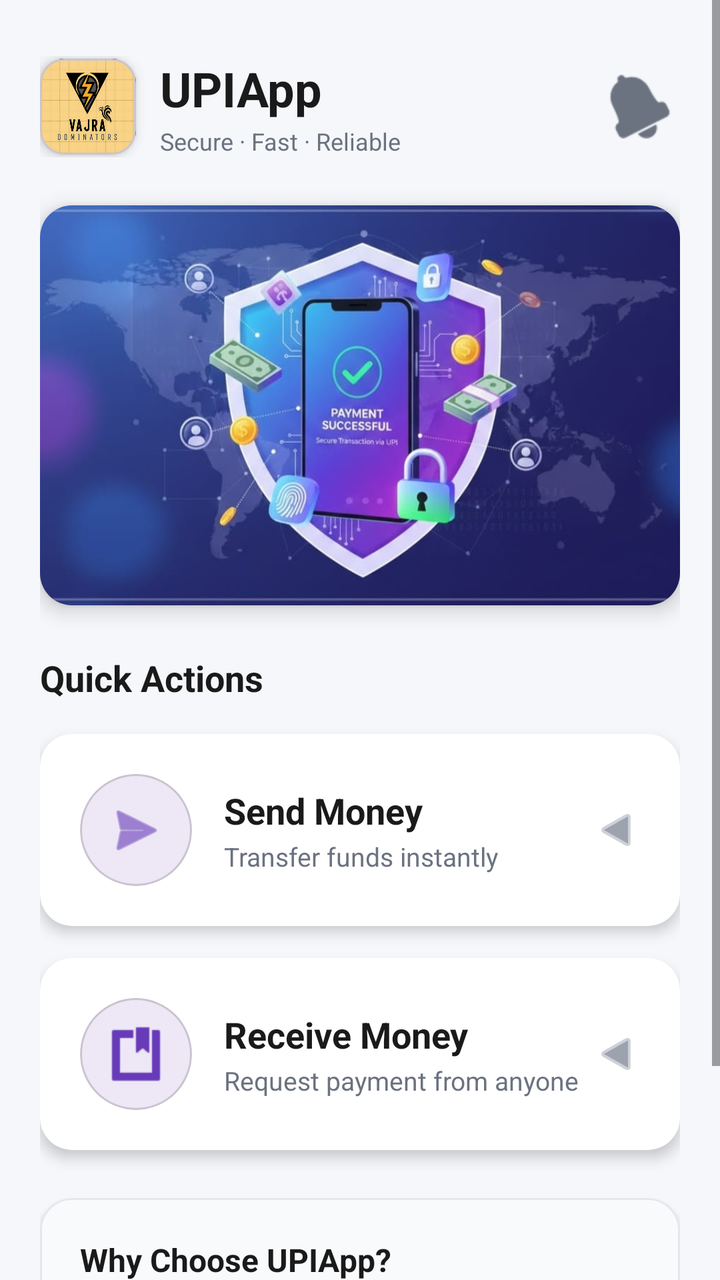
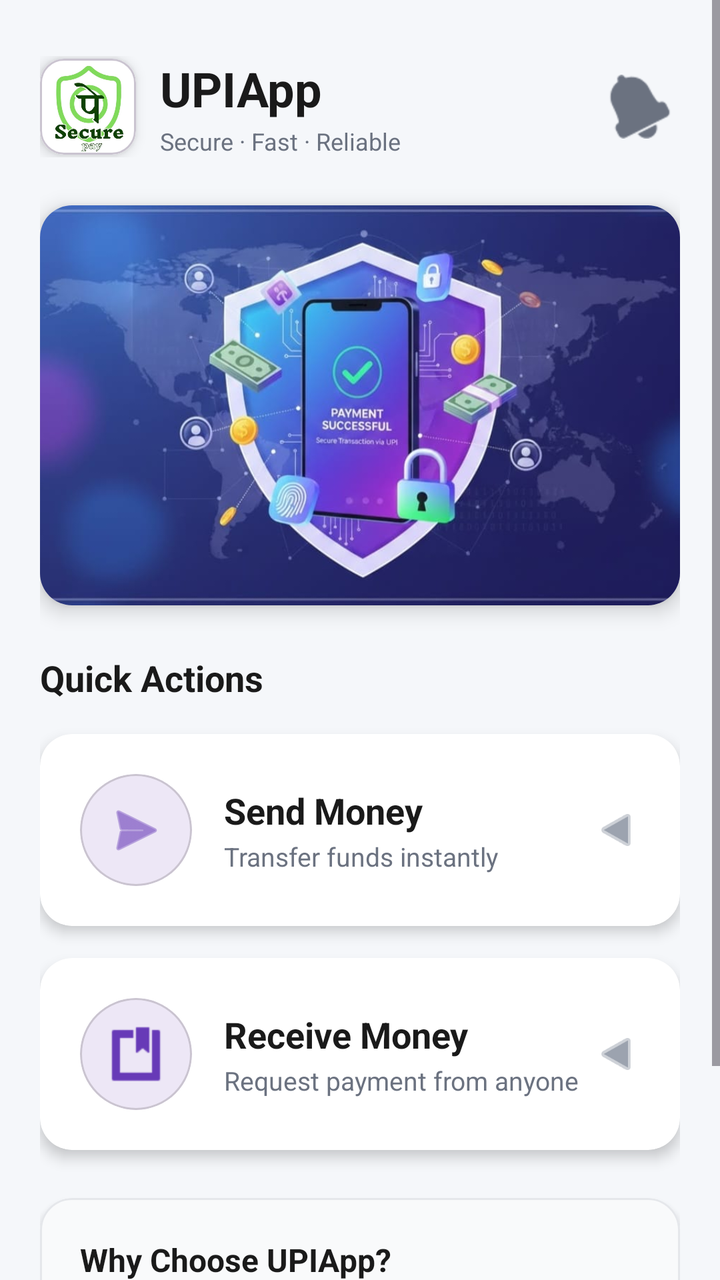

An Android layout rendered at two revisions. The XML below is the earlier revision; the diff shows what the commit changed to produce the second picture.
<!-- AndroidManifest.xml: application theme Theme.UPIApp -->
<!-- res/layout/fragment_home.xml -->
<?xml version="1.0" encoding="utf-8"?>
<ScrollView xmlns:android="http://schemas.android.com/apk/res/android"
    xmlns:app="http://schemas.android.com/apk/res-auto"
    android:layout_width="match_parent"
    android:layout_height="match_parent"
    android:fillViewport="true"
    android:background="#F5F7FA">

    <LinearLayout
        android:layout_width="match_parent"
        android:layout_height="wrap_content"
        android:orientation="vertical"
        android:padding="20dp">

        
        <LinearLayout
            android:layout_width="match_parent"
            android:layout_height="wrap_content"
            android:orientation="horizontal"
            android:gravity="center_vertical"
            android:layout_marginBottom="24dp"
            android:layout_marginTop="8dp">

            
            <com.google.android.material.card.MaterialCardView
                android:layout_width="48dp"
                android:layout_height="48dp"
                app:cardCornerRadius="12dp"
                app:cardElevation="4dp">

                <ImageView
                    android:layout_width="match_parent"
                    android:layout_height="match_parent"
                    android:contentDescription="UPI Logo"
                    android:src="@drawable/logos" />
            </com.google.android.material.card.MaterialCardView>

            
            <LinearLayout
                android:layout_width="0dp"
                android:layout_height="wrap_content"
                android:layout_weight="1"
                android:orientation="vertical"
                android:layout_marginStart="12dp">

                <TextView
                    android:layout_width="wrap_content"
                    android:layout_height="wrap_content"
                    android:text="UPIApp"
                    android:textSize="24sp"
                    android:textStyle="bold"
                    android:textColor="#1A1A1A" />

                <TextView
                    android:layout_width="wrap_content"
                    android:layout_height="wrap_content"
                    android:text="Secure · Fast · Reliable"
                    android:textSize="12sp"
                    android:textColor="#6B7280"
                    android:layout_marginTop="2dp" />
            </LinearLayout>

            
            <ImageButton
                android:id="@+id/btn_notifications"
                android:layout_width="40dp"
                android:layout_height="40dp"
                android:src="@android:drawable/ic_popup_reminder"
                android:background="?attr/selectableItemBackgroundBorderless"
                android:contentDescription="Notifications"
                app:tint="#6B7280" />
        </LinearLayout>

        
        <com.google.android.material.card.MaterialCardView
            android:layout_width="match_parent"
            android:layout_height="wrap_content"
            android:layout_marginBottom="24dp"
            app:cardCornerRadius="16dp"
            app:cardElevation="6dp"
            app:strokeWidth="0dp">

            <ImageView
                android:id="@+id/image_secure_payment"
                android:layout_width="match_parent"
                android:layout_height="200dp"
                android:scaleType="centerCrop"
                android:adjustViewBounds="true"
                android:src="@drawable/secure_upi_payment"
                android:contentDescription="Secure UPI Payments" />
        </com.google.android.material.card.MaterialCardView>

        
        <TextView
            android:layout_width="wrap_content"
            android:layout_height="wrap_content"
            android:text="Quick Actions"
            android:textSize="18sp"
            android:textStyle="bold"
            android:textColor="#1A1A1A"
            android:layout_marginBottom="16dp" />

        
        <com.google.android.material.card.MaterialCardView
            android:id="@+id/card_send_money"
            android:layout_width="match_parent"
            android:layout_height="wrap_content"
            android:layout_marginBottom="16dp"
            app:cardCornerRadius="16dp"
            app:cardElevation="4dp"
            app:strokeWidth="0dp"
            app:cardBackgroundColor="@android:color/white">

            <LinearLayout
                android:layout_width="match_parent"
                android:layout_height="wrap_content"
                android:orientation="horizontal"
                android:padding="20dp"
                android:gravity="center_vertical"
                android:background="?attr/selectableItemBackground">

                
                <com.google.android.material.card.MaterialCardView
                    android:layout_width="56dp"
                    android:layout_height="56dp"
                    app:cardCornerRadius="28dp"
                    app:cardElevation="0dp"
                    app:cardBackgroundColor="#EDE7F6">

                    <ImageView
                        android:layout_width="32dp"
                        android:layout_height="32dp"
                        android:layout_gravity="center"
                        android:src="@android:drawable/ic_menu_send"
                        android:tint="#673AB7"
                        android:contentDescription="Send Money Icon" />
                </com.google.android.material.card.MaterialCardView>

                
                <LinearLayout
                    android:layout_width="0dp"
                    android:layout_height="wrap_content"
                    android:layout_weight="1"
                    android:orientation="vertical"
                    android:layout_marginStart="16dp">

                    <TextView
                        android:layout_width="wrap_content"
                        android:layout_height="wrap_content"
                        android:text="Send Money"
                        android:textSize="18sp"
                        android:textStyle="bold"
                        android:textColor="#1A1A1A" />

                    <TextView
                        android:layout_width="wrap_content"
                        android:layout_height="wrap_content"
                        android:text="Transfer funds instantly"
                        android:textSize="13sp"
                        android:textColor="#6B7280"
                        android:layout_marginTop="2dp" />
                </LinearLayout>

                
                <ImageView
                    android:layout_width="24dp"
                    android:layout_height="24dp"
                    android:src="@android:drawable/ic_media_play"
                    android:rotation="180"
                    android:tint="#9CA3AF"
                    android:contentDescription="Navigate" />
            </LinearLayout>
        </com.google.android.material.card.MaterialCardView>

        
        <com.google.android.material.card.MaterialCardView
            android:id="@+id/card_receive_money"
            android:layout_width="match_parent"
            android:layout_height="wrap_content"
            android:layout_marginBottom="16dp"
            app:cardCornerRadius="16dp"
            app:cardElevation="4dp"
            app:strokeWidth="0dp"
            app:cardBackgroundColor="@android:color/white">

            <LinearLayout
                android:layout_width="match_parent"
                android:layout_height="wrap_content"
                android:orientation="horizontal"
                android:padding="20dp"
                android:gravity="center_vertical"
                android:background="?attr/selectableItemBackground">

                
                <com.google.android.material.card.MaterialCardView
                    android:layout_width="56dp"
                    android:layout_height="56dp"
                    app:cardCornerRadius="28dp"
                    app:cardElevation="0dp"
                    app:cardBackgroundColor="#EDE7F6">

                    <ImageView
                        android:layout_width="32dp"
                        android:layout_height="32dp"
                        android:layout_gravity="center"
                        android:src="@android:drawable/ic_input_get"
                        android:tint="#673AB7"
                        android:contentDescription="Receive Money Icon" />
                </com.google.android.material.card.MaterialCardView>

                
                <LinearLayout
                    android:layout_width="0dp"
                    android:layout_height="wrap_content"
                    android:layout_weight="1"
                    android:orientation="vertical"
                    android:layout_marginStart="16dp">

                    <TextView
                        android:layout_width="wrap_content"
                        android:layout_height="wrap_content"
                        android:text="Receive Money"
                        android:textSize="18sp"
                        android:textStyle="bold"
                        android:textColor="#1A1A1A" />

                    <TextView
                        android:layout_width="wrap_content"
                        android:layout_height="wrap_content"
                        android:text="Request payment from anyone"
                        android:textSize="13sp"
                        android:textColor="#6B7280"
                        android:layout_marginTop="2dp" />
                </LinearLayout>

                
                <ImageView
                    android:layout_width="24dp"
                    android:layout_height="24dp"
                    android:src="@android:drawable/ic_media_play"
                    android:rotation="180"
                    android:tint="#9CA3AF"
                    android:contentDescription="Navigate" />
            </LinearLayout>
        </com.google.android.material.card.MaterialCardView>

        
        <Button
            android:id="@+id/btn_send_money"
            android:layout_width="0dp"
            android:layout_height="0dp"
            android:visibility="gone" />

        <Button
            android:id="@+id/btn_receive_money"
            android:layout_width="0dp"
            android:layout_height="0dp"
            android:visibility="gone" />

        
        <com.google.android.material.card.MaterialCardView
            android:layout_width="match_parent"
            android:layout_height="wrap_content"
            android:layout_marginTop="8dp"
            app:cardCornerRadius="16dp"
            app:cardElevation="2dp"
            app:strokeWidth="1dp"
            app:strokeColor="#E5E7EB"
            app:cardBackgroundColor="#F9FAFB">

            <LinearLayout
                android:layout_width="match_parent"
                android:layout_height="wrap_content"
                android:orientation="vertical"
                android:padding="20dp">

                <TextView
                    android:layout_width="wrap_content"
                    android:layout_height="wrap_content"
                    android:text="Why Choose UPIApp?"
                    android:textSize="16sp"
                    android:textStyle="bold"
                    android:textColor="#1A1A1A"
                    android:layout_marginBottom="12dp" />

                
                <LinearLayout
                    android:layout_width="match_parent"
                    android:layout_height="wrap_content"
                    android:orientation="horizontal"
                    android:gravity="center_vertical"
                    android:layout_marginBottom="8dp">

                    <ImageView
                        android:layout_width="20dp"
                        android:layout_height="20dp"
                        android:src="@android:drawable/checkbox_on_background"
                        android:tint="#10B981"
                        android:contentDescription="Check" />

                    <TextView
                        android:layout_width="wrap_content"
                        android:layout_height="wrap_content"
                        android:text="Bank-level security encryption"
                        android:textSize="14sp"
                        android:textColor="#6B7280"
                        android:layout_marginStart="10dp" />
                </LinearLayout>

                
                <LinearLayout
                    android:layout_width="match_parent"
                    android:layout_height="wrap_content"
                    android:orientation="horizontal"
                    android:gravity="center_vertical"
                    android:layout_marginBottom="8dp">

                    <ImageView
                        android:layout_width="20dp"
                        android:layout_height="20dp"
                        android:src="@android:drawable/checkbox_on_background"
                        android:tint="#10B981"
                        android:contentDescription="Check" />

                    <TextView
                        android:layout_width="wrap_content"
                        android:layout_height="wrap_content"
                        android:text="Instant money transfers 24/7"
                        android:textSize="14sp"
                        android:textColor="#6B7280"
                        android:layout_marginStart="10dp" />
                </LinearLayout>

                
                <LinearLayout
                    android:layout_width="match_parent"
                    android:layout_height="wrap_content"
                    android:orientation="horizontal"
                    android:gravity="center_vertical">

                    <ImageView
                        android:layout_width="20dp"
                        android:layout_height="20dp"
                        android:src="@android:drawable/checkbox_on_background"
                        android:tint="#10B981"
                        android:contentDescription="Check" />

                    <TextView
                        android:layout_width="wrap_content"
                        android:layout_height="wrap_content"
                        android:text="Advanced fraud detection system"
                        android:textSize="14sp"
                        android:textColor="#6B7280"
                        android:layout_marginStart="10dp" />
                </LinearLayout>
            </LinearLayout>
        </com.google.android.material.card.MaterialCardView>

    </LinearLayout>
</ScrollView>
<!-- resources referenced by this layout -->
<resources>
  <!-- drawable logos: png bitmap (drawable, 504596 bytes) -->
  <!-- drawable secure_upi_payment: jpg bitmap (drawable, 44339 bytes) -->
  <style name="Theme.UPIApp" parent="Base.Theme.UPIApp" />
  <style name="Base.Theme.UPIApp" parent="Theme.Material3.DayNight.NoActionBar">
          
          
      </style>
</resources>

<!-- the commit's change to res/layout/fragment_home.xml (unified diff, before → after) -->
@@ -30,9 +30,9 @@
 
                 <ImageView
                     android:layout_width="match_parent"
-                    android:layout_height="match_parent"
+                    android:layout_height="50sp"
                     android:contentDescription="UPI Logo"
-                    android:src="@drawable/logos" />
+                    android:src="@drawable/applogo" />
             </com.google.android.material.card.MaterialCardView>
 
             
@@ -325,7 +325,7 @@
                     <TextView
                         android:layout_width="wrap_content"
                         android:layout_height="wrap_content"
-                        android:text="Instant money transfers 24/7"
+                        android:text="Visual money insights"
                         android:textSize="14sp"
                         android:textColor="#6B7280"
                         android:layout_marginStart="10dp" />
@@ -348,7 +348,7 @@
                     <TextView
                         android:layout_width="wrap_content"
                         android:layout_height="wrap_content"
-                        android:text="Advanced fraud detection system"
+                        android:text="Personalized financial guidance"
                         android:textSize="14sp"
                         android:textColor="#6B7280"
                         android:layout_marginStart="10dp" />
<!-- resource entries referenced after the edit -->
@@ -1,6 +1,6 @@
 <!-- resources referenced by this layout -->
 <resources>
-  <!-- drawable logos: png bitmap (drawable, 504596 bytes) -->
+  <!-- drawable applogo: jpeg bitmap (drawable, 24564 bytes) -->
   <!-- drawable secure_upi_payment: jpg bitmap (drawable, 44339 bytes) -->
   <style name="Theme.UPIApp" parent="Base.Theme.UPIApp" />
   <style name="Base.Theme.UPIApp" parent="Theme.Material3.DayNight.NoActionBar">
